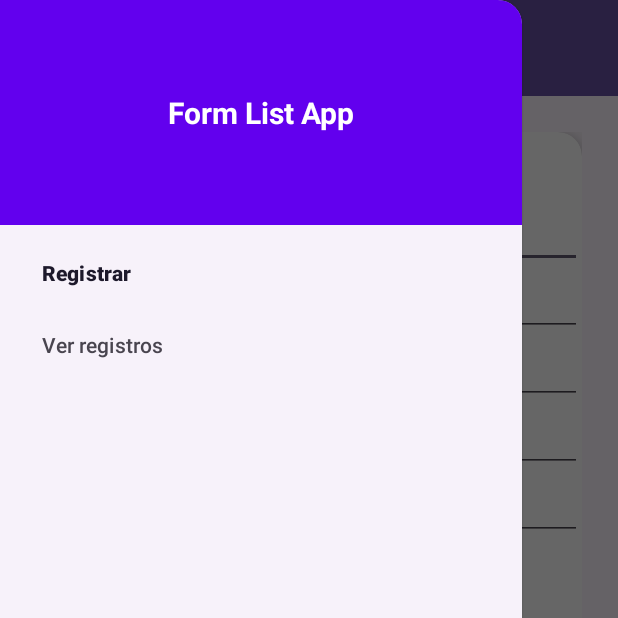
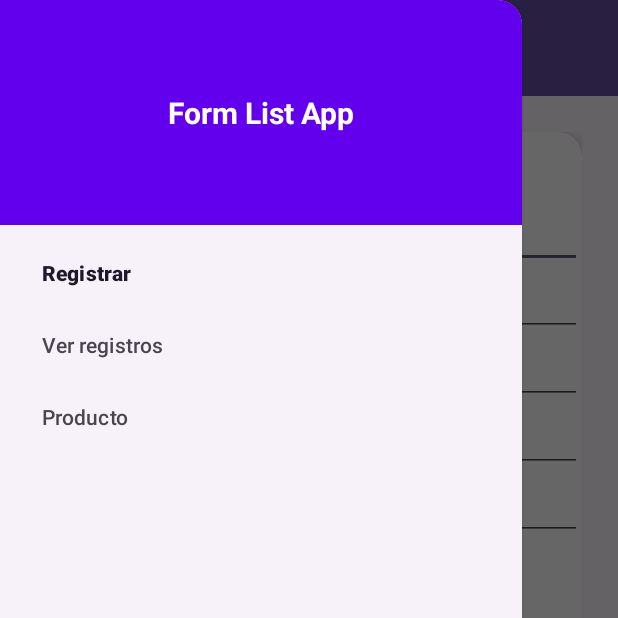
Before and after one commit to Grey-lovelaceK/Formulario-kotlin, an Android app: the screen it shows after launch (MainActivity), with the side drawer open, on a phone screen of 412 x 824 dp, the top half of it. Run offline under Robolectric (Android 15) with nearby library versions, the phone set to English and light mode, and no system bars; our stand-ins replace navigation-ui.

Commit message:
carga de producto y detalle productos ademas de manejar las imagenes de forma asincronica para mayor velocidad

```diff
--- a/app/src/main/java/com/example/formandlistapp/MainActivity.kt
+++ b/app/src/main/java/com/example/formandlistapp/MainActivity.kt
@@ -29,7 +29,8 @@ class MainActivity : AppCompatActivity() {
         navController = navHostFragment.navController
 
         appBarConfiguration = AppBarConfiguration(setOf(
-            R.id.nav_formulario, R.id.nav_lista), drawerLayout)
+            R.id.nav_formulario, R.id.nav_lista, R.id.nav_producto, R.id.nav_detalle_producto
+        ), drawerLayout)
         setupActionBarWithNavController(navController, appBarConfiguration)
         navView.setupWithNavController(navController)
     }
--- a/app/src/main/res/menu/menu_lateral.xml
+++ b/app/src/main/res/menu/menu_lateral.xml
@@ -2,8 +2,11 @@
 <menu xmlns:android="http://schemas.android.com/apk/res/android">
     <item
         android:id="@+id/nav_formulario"
-        android:title="Registrar" />
+        android:title="@string/registrar" />
     <item
         android:id="@+id/nav_lista"
-        android:title="Ver registros" />
+        android:title="@string/ver_registros" />
+    <item
+        android:id="@+id/nav_producto"
+        android:title="@string/producto" />
 </menu>
--- a/app/src/main/res/navigation/nav_graph.xml
+++ b/app/src/main/res/navigation/nav_graph.xml
@@ -22,4 +22,25 @@
         android:name="com.example.formandlistapp.DatosFragment"
         android:label="Ver Registros"
         tools:layout="@layout/fragment_datos" />
+
+    <fragment
+        android:id="@+id/nav_producto"
+        android:name="com.example.formandlistapp.ProductoFragment"
+        android:label="Productos"
+        tools:layout="@layout/fragment_producto">
+        <action
+            android:id="@+id/action_productoFragment_to_detalleProductoFragment"
+            app:destination="@id/nav_detalle_producto" />
+    </fragment>
+
+    <fragment
+        android:id="@+id/nav_detalle_producto"
+        android:name="com.example.formandlistapp.DetalleProductoFragment"
+        android:label="Detalle Producto"
+        tools:layout="@layout/fragment_detalle_producto">
+        <argument
+            android:name="product"
+            app:argType="com.example.formandlistapp.Product" />
+    </fragment>
+
 </navigation>
--- a/app/src/main/res/values/strings.xml
+++ b/app/src/main/res/values/strings.xml
@@ -2,4 +2,8 @@
     <string name="app_name">FormAndListApp</string>
     <string name="form_list_app">Form List App</string>
     <string name="hello_blank_fragment">Hello blank fragment</string>
+    <string name="detalle_producto">Detalle Producto</string>
+    <string name="producto">Producto</string>
+    <string name="registrar">Registrar</string>
+    <string name="ver_registros">Ver registros</string>
 </resources>
--- a/build.gradle.kts
+++ b/build.gradle.kts
@@ -2,4 +2,5 @@
 plugins {
     alias(libs.plugins.android.application) apply false
     alias(libs.plugins.kotlin.android) apply false
+    id("androidx.navigation.safeargs.kotlin") version "2.9.5" apply false
 }
```
Also changed, not shown: app/build.gradle.kts (+3 -8 lines), app/src/main/java/com/example/formandlistapp/DetalleProductoFragment.kt (added, +56 -0 lines), app/src/main/java/com/example/formandlistapp/Product.kt (added, +12 -0 lines), app/src/main/java/com/example/formandlistapp/ProductAdapter.kt (added, +52 -0 lines), app/src/main/java/com/example/formandlistapp/ProductoFragment.kt (added, +54 -0 lines), app/src/main/res/layout/fragment_detalle_producto.xml (added, +62 -0 lines), app/src/main/res/layout/fragment_producto.xml (added, +8 -0 lines), app/src/main/res/layout/item_producto.xml (added, +55 -0 lines), app/src/main/assets/producto1.jpg (added), app/src/main/assets/producto2.jpg (added), app/src/main/assets/producto3.jpg (added), app/src/main/assets/producto4.jpg (added).
